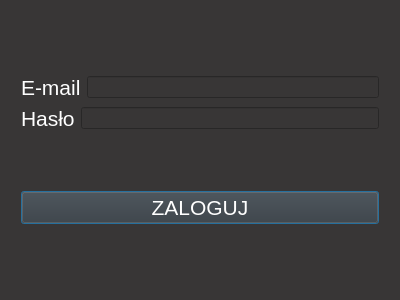
This is login.ui in CzarnyEryk/WarsztatProgram as Qt 5 draws it before an edit. The edited form follows.
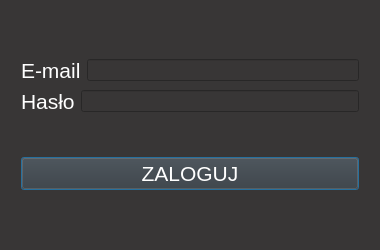
This is the edited form.

```diff
--- a/login.ui
+++ b/login.ui
@@ -9,10 +9,22 @@
    <rect>
     <x>0</x>
     <y>0</y>
-    <width>400</width>
-    <height>300</height>
+    <width>380</width>
+    <height>250</height>
    </rect>
   </property>
+  <property name="minimumSize">
+   <size>
+    <width>380</width>
+    <height>250</height>
+   </size>
+  </property>
+  <property name="maximumSize">
+   <size>
+    <width>380</width>
+    <height>250</height>
+   </size>
+  </property>
   <property name="windowTitle">
    <string>Logowanie</string>
   </property>
```
